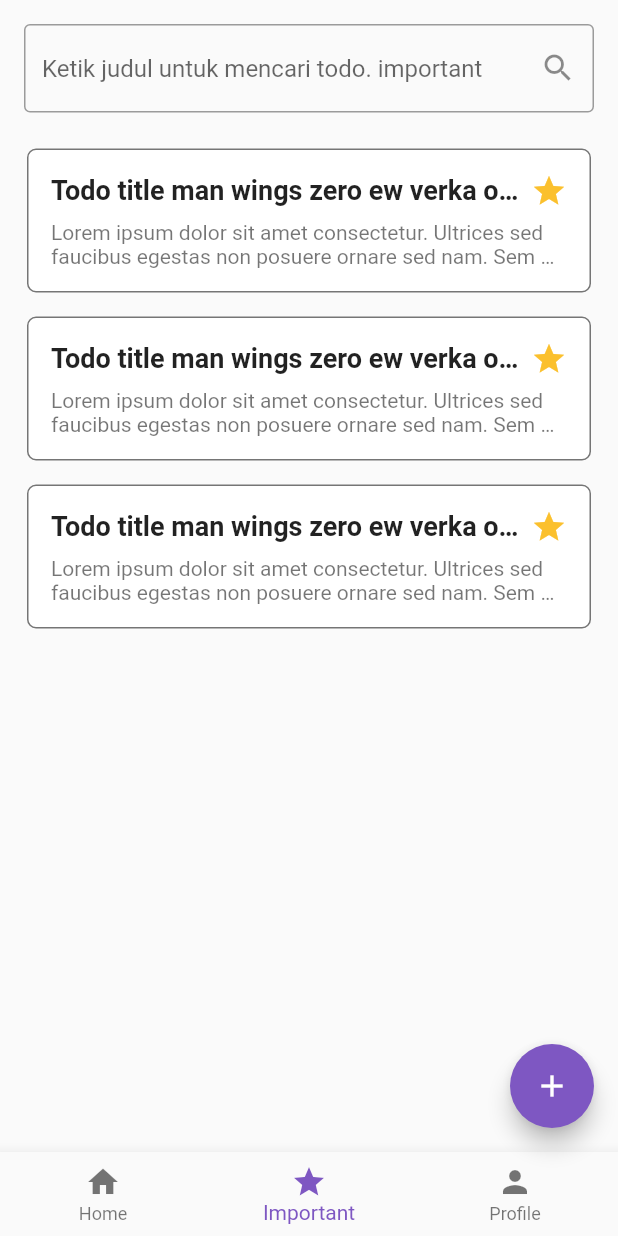
After one commit to mrreydev/todo-mobile-app, a Flutter app: the HomeBasePage screen opened directly, item 2 of the bottom bar chosen, after a tap on the "add" icon, on a phone screen of 412 x 824 dp. The commit adds this screen. Run offline on Flutter 3.47's test engine with Material 2 defaults, Android fonts, the phone set to English and light mode, and no system bars; our stand-ins replace fluttertoast, shared_preferences; accounts and stored records are empty.

Commit message:
style: slicing todo homepage and todo important

```diff
--- /dev/null
+++ b/lib/base_widget/card_todo.dart
@@ -0,0 +1,71 @@
+import 'package:flutter/material.dart';
+import 'package:flutter/src/widgets/framework.dart';
+import 'package:flutter/src/widgets/placeholder.dart';
+
+class CardTodo extends StatefulWidget {
+  const CardTodo({super.key});
+
+  @override
+  State<CardTodo> createState() => _CardTodoState();
+}
+
+class _CardTodoState extends State<CardTodo> {
+  @override
+  Widget build(BuildContext context) {
+    return Padding(
+        padding: const EdgeInsets.fromLTRB(0, 4, 0, 4),
+        child: Card(
+            color: Colors.white,
+            shadowColor: Colors.transparent,
+            shape: RoundedRectangleBorder(
+              side: BorderSide(color: Colors.black54, width: 1),
+              borderRadius: BorderRadius.circular(6.0),
+            ),
+            child: Padding(
+                padding: const EdgeInsets.all(16.0),
+                child: Column(
+                    // crossAxisAlignment: CrossAxisAlignment.start,
+                    children: <Widget>[
+                      Padding(
+                        padding: const EdgeInsets.only(bottom: 8.0),
+                        child: Row(
+                          mainAxisAlignment: MainAxisAlignment.spaceBetween,
+                          children: [
+                            Expanded(
+                              child: Text(
+                                'Todo title man wings zero ew verka oawkoawk',
+                                style: TextStyle(
+                                    color: Colors.black87,
+                                    fontSize: 18,
+                                    fontWeight: FontWeight.bold),
+                                softWrap: false,
+                                maxLines: 1,
+                                overflow: TextOverflow.ellipsis,
+                              ),
+                            ),
+                            Icon(
+                              Icons.star,
+                              color: Colors.yellow[700],
+                            )
+                          ],
+                        ),
+                      ),
+                      Row(
+                        children: const <Widget>[
+                          Expanded(
+                            child: Text(
+                              'Lorem ipsum dolor sit amet consectetur. Ultrices sed faucibus egestas non posuere ornare sed nam. Sem mauris nunc et quis ut at.',
+                              style: TextStyle(
+                                color: Colors.black54,
+                                fontSize: 14,
+                              ),
+                              softWrap: false,
+                              maxLines: 2,
+                              overflow: TextOverflow.ellipsis,
+                            ),
+                          )
+                        ],
+                      ),
+                    ]))));
+  }
+}
--- a/lib/main.dart
+++ b/lib/main.dart
@@ -1,4 +1,5 @@
 import 'package:flutter/material.dart';
+import 'package:new_todo_app/pages/home_base_page.dart';
 import 'package:new_todo_app/pages/login_page.dart';
 import 'package:new_todo_app/pages/register_page.dart';
 
@@ -8,7 +9,8 @@ void main() {
     onGenerateRoute: ((RouteSettings settings) {
       var routes = <String, WidgetBuilder>{
         '/': (context) => const LoginPage(),
-        '/register': (context) => const RegisterPage()
+        '/register': (context) => const RegisterPage(),
+        '/homepage': (context) => const HomeBasePage()
       };
 
       WidgetBuilder? builder = routes[settings.name];
--- /dev/null
+++ b/lib/pages/home_base_page.dart
@@ -0,0 +1,73 @@
+import 'dart:async';
+import 'dart:convert';
+
+import 'package:flutter/material.dart';
+import 'package:fluttertoast/fluttertoast.dart';
+import 'package:new_todo_app/pages/todo/todo_home_page.dart';
+import 'package:new_todo_app/pages/todo/todo_important_page.dart';
+import 'package:shared_preferences/shared_preferences.dart';
+
+class HomeBasePage extends StatefulWidget {
+  const HomeBasePage({super.key});
+
+  @override
+  State<HomeBasePage> createState() => _HomeBasePageState();
+}
+
+class _HomeBasePageState extends State<HomeBasePage> {
+  int _selectedIndex = 0;
+  static const TextStyle optionStyle =
+      TextStyle(fontSize: 30, fontWeight: FontWeight.bold);
+  static const List<Widget> _widgetOptions = <Widget>[
+    TodoHomePage(),
+    TodoImportantPage(),
+    Text(
+      'Index 2: School',
+      style: optionStyle,
+    ),
+  ];
+
+  void _onItemTapped(int index) {
+    setState(() {
+      _selectedIndex = index;
+    });
+  }
+
+  @override
+  Widget build(BuildContext context) {
+    return Scaffold(
+      body: SafeArea(
+        child: Center(
+          child: _widgetOptions.elementAt(_selectedIndex),
+        ),
+      ),
+      bottomNavigationBar: BottomNavigationBar(
+        items: const <BottomNavigationBarItem>[
+          BottomNavigationBarItem(
+            icon: Icon(Icons.home),
+            label: 'Home',
+          ),
+          BottomNavigationBarItem(
+            icon: Icon(Icons.star),
+            label: 'Important',
+          ),
+          BottomNavigationBarItem(
+            icon: Icon(Icons.person),
+            label: 'Profile',
+          ),
+        ],
+        currentIndex: _selectedIndex,
+        selectedItemColor: Colors.deepPurple[400],
+        onTap: _onItemTapped,
+      ),
+      floatingActionButton: _selectedIndex == 2
+          ? null
+          : FloatingActionButton(
+              onPressed: () {},
+              tooltip: 'Increment',
+              backgroundColor: Colors.deepPurple[400],
+              child: const Icon(Icons.add),
+            ),
+    );
+  }
+}
--- a/lib/pages/login_page.dart
+++ b/lib/pages/login_page.dart
@@ -37,7 +37,7 @@ class _LoginPageState extends State<LoginPage> {
 
   void simpleLogin() {
     if (email == 'admin' && password == 'admin') {
-      Navigator.pushNamed(context, '/menu');
+      Navigator.pushNamed(context, '/homepage');
     } else {
       Fluttertoast.showToast(
           msg: 'Username atau Password salah!',
--- a/lib/pages/register_page.dart
+++ b/lib/pages/register_page.dart
@@ -168,13 +168,13 @@ class _RegisterPageState extends State<RegisterPage> {
                 Row(
                   mainAxisAlignment: MainAxisAlignment.end,
                   children: <Widget>[
-                    const Text('Belum punya akun? '),
+                    const Text('Sudah punya akun? '),
                     GestureDetector(
                       onTap: () {
                         toLogin();
                       },
                       child: const Text(
-                        'Register disini.',
+                        'Login disini.',
                         style: TextStyle(color: Colors.deepPurple),
                       ),
                     )
--- /dev/null
+++ b/lib/pages/todo/todo_home_page.dart
@@ -0,0 +1,56 @@
+import 'package:flutter/material.dart';
+import 'package:new_todo_app/base_widget/card_todo.dart';
+
+class TodoHomePage extends StatefulWidget {
+  const TodoHomePage({super.key});
+
+  @override
+  State<TodoHomePage> createState() => _TodoHomePageState();
+}
+
+class _TodoHomePageState extends State<TodoHomePage> {
+  String inputSearch = "";
+
+  void _changeInputSearch(value) {
+    setState(() {
+      inputSearch = value;
+    });
+  }
+
+  @override
+  Widget build(BuildContext context) {
+    return Container(
+      child: Column(
+        children: <Widget>[
+          Container(
+            child: Padding(
+              padding: EdgeInsets.all(16.0),
+              child: TextField(
+                onChanged: (value) => {_changeInputSearch(value)},
+                decoration: const InputDecoration(
+                    suffixIcon: Icon(Icons.search),
+                    hintText: 'Ketik judul untuk mencari todo.',
+                    border: OutlineInputBorder(),
+                    focusedBorder: OutlineInputBorder(
+                      borderSide: const BorderSide(
+                          color: Colors.deepPurple, width: 2.0),
+                    )),
+              ),
+            ),
+          ),
+          Expanded(
+            child: SingleChildScrollView(
+                child: Padding(
+              padding: const EdgeInsets.fromLTRB(14.0, 0, 14.0, 0),
+              child: Column(
+                children: <Widget>[
+                  for (int x = 1; x <= 10; x++) ...[CardTodo()],
+                ],
+              ),
+            )),
+          ),
+        ],
+      ),
+    );
+  }
+}
--- /dev/null
+++ b/lib/pages/todo/todo_important_page.dart
@@ -0,0 +1,56 @@
+import 'package:flutter/material.dart';
+import 'package:new_todo_app/base_widget/card_todo.dart';
+
+class TodoImportantPage extends StatefulWidget {
+  const TodoImportantPage({super.key});
+
+  @override
+  State<TodoImportantPage> createState() => _TodoImportantPageState();
+}
+
+class _TodoImportantPageState extends State<TodoImportantPage> {
+  String inputSearch = "";
+
+  void _changeInputSearch(value) {
+    setState(() {
+      inputSearch = value;
+    });
+  }
+
+  @override
+  Widget build(BuildContext context) {
+    return Container(
+      child: Column(
+        children: <Widget>[
+          Container(
+            child: Padding(
+              padding: EdgeInsets.all(16.0),
+              child: TextField(
+                onChanged: (value) => {_changeInputSearch(value)},
+                decoration: const InputDecoration(
+                    suffixIcon: Icon(Icons.search),
+                    hintText: 'Ketik judul untuk mencari todo. important',
+                    border: OutlineInputBorder(),
+                    focusedBorder: OutlineInputBorder(
+                      borderSide: const BorderSide(
+                          color: Colors.deepPurple, width: 2.0),
+                    )),
+              ),
+            ),
+          ),
+          Expanded(
+            child: SingleChildScrollView(
+                child: Padding(
+              padding: const EdgeInsets.fromLTRB(14.0, 0, 14.0, 0),
+              child: Column(
+                children: <Widget>[
+                  for (int x = 1; x <= 3; x++) ...[CardTodo()],
+                ],
+              ),
+            )),
+          ),
+        ],
+      ),
+    );
+  }
+}
```
